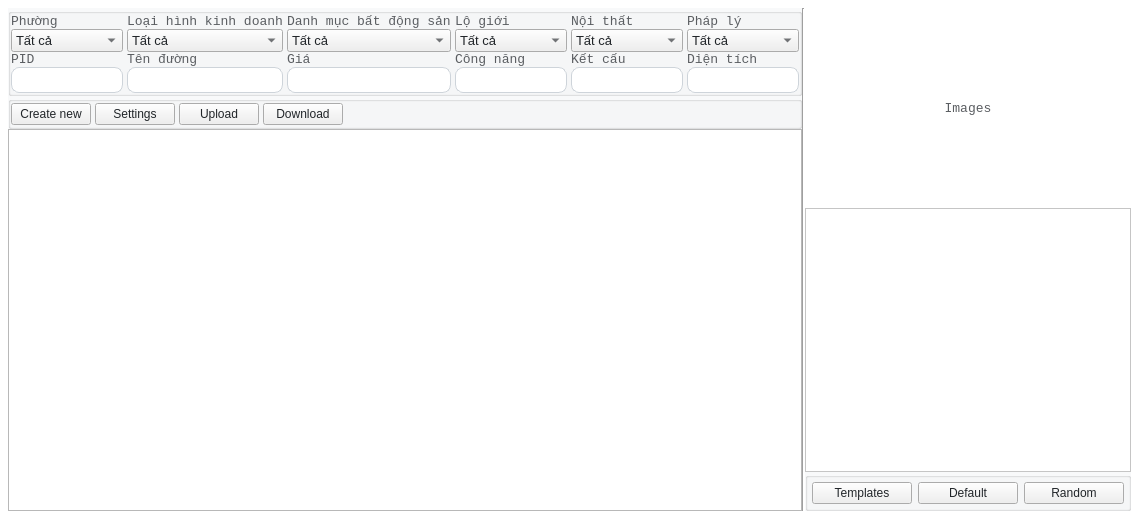
Qt form ui/re_product.ui (dinhbinhnguyen0105/python.my-manager.v1) before a commit.
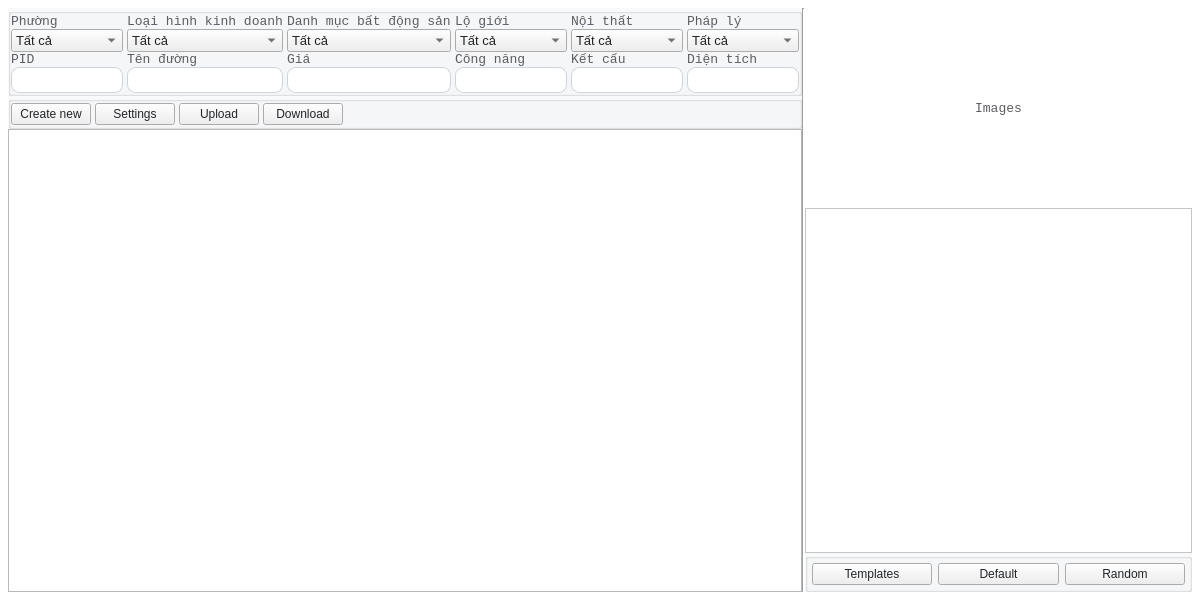
The same form after that commit.

Diff of the .ui file:
```diff
--- a/ui/re_product.ui
+++ b/ui/re_product.ui
@@ -6,8 +6,8 @@
    <rect>
     <x>0</x>
     <y>0</y>
-    <width>1139</width>
-    <height>519</height>
+    <width>1200</width>
+    <height>600</height>
    </rect>
   </property>
   <property name="font">
```
